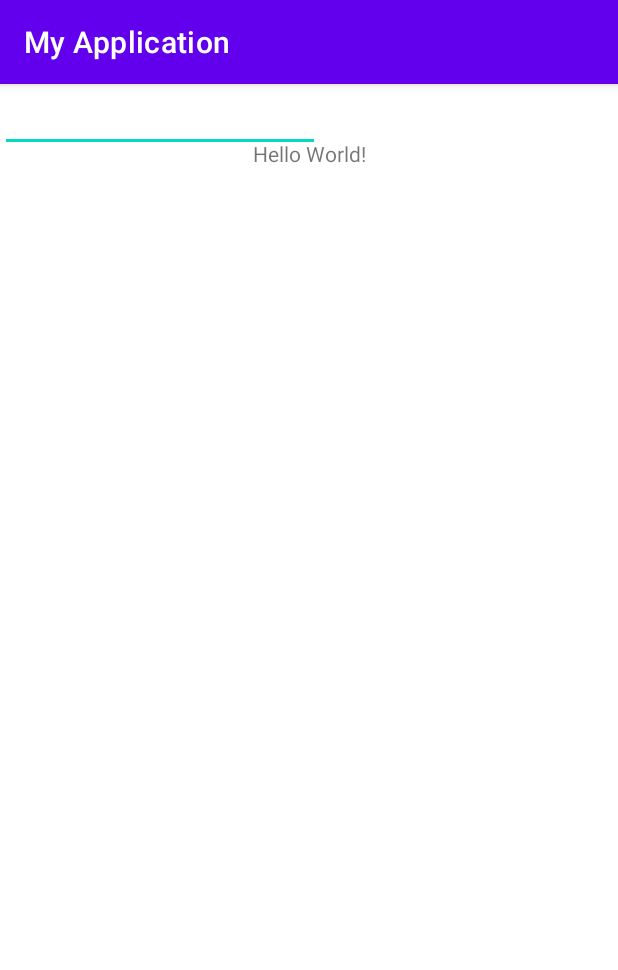
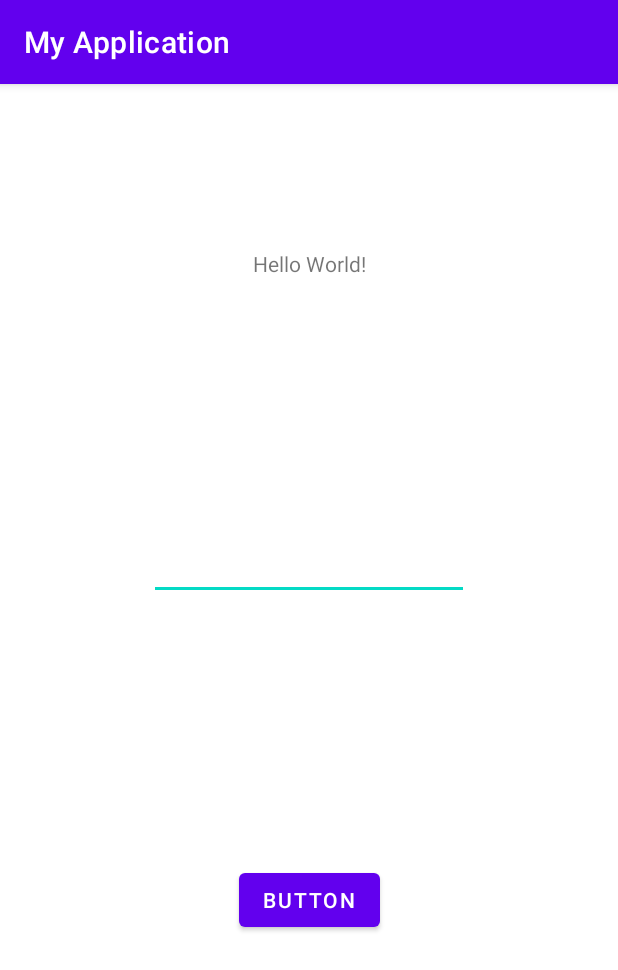
Before and after one commit to AyushGupta2114/First-Application, an Android app: the screen it shows after launch (MainActivity), on a phone screen of 412 x 824 dp. Shown: the top 970 px of the screen. Run offline under Robolectric (Android 15) with nearby library versions, the phone set to English and light mode, and no system bars.

Commit message:
sample app created ✔☑✔

```diff
--- a/app/src/main/java/com/example/myapplication/MainActivity.java
+++ b/app/src/main/java/com/example/myapplication/MainActivity.java
@@ -6,6 +6,7 @@ import android.os.Bundle;
 
 public class MainActivity extends AppCompatActivity {
 
+
     @Override
     protected void onCreate(Bundle savedInstanceState) {
         super.onCreate(savedInstanceState);
--- a/app/src/main/res/layout/activity_main.xml
+++ b/app/src/main/res/layout/activity_main.xml
@@ -10,19 +10,32 @@
         android:layout_width="wrap_content"
         android:layout_height="wrap_content"
         android:text="Hello World!"
+        app:layout_constraintBottom_toTopOf="@+id/editTextTextPassword2"
+        app:layout_constraintEnd_toEndOf="parent"
+        app:layout_constraintHorizontal_bias="0.501"
+        app:layout_constraintStart_toStartOf="parent"
+        app:layout_constraintTop_toTopOf="parent"
+        app:layout_constraintVertical_bias="0.394" />
+
+    <Button
+        android:id="@+id/button2"
+        android:layout_width="wrap_content"
+        android:layout_height="wrap_content"
+        android:layout_marginBottom="200dp"
+        android:text="Button"
         app:layout_constraintBottom_toBottomOf="parent"
         app:layout_constraintEnd_toEndOf="parent"
-        app:layout_constraintStart_toStartOf="parent"
-        app:layout_constraintTop_toTopOf="parent"
-        app:layout_constraintVertical_bias="0.049" />
+        app:layout_constraintStart_toStartOf="parent" />
 
     <EditText
-        android:id="@+id/editTextNumberPassword"
+        android:id="@+id/editTextTextPassword2"
         android:layout_width="wrap_content"
         android:layout_height="wrap_content"
+        android:layout_marginBottom="176dp"
         android:ems="10"
-        android:inputType="numberPassword"
-        tools:layout_editor_absoluteX="178dp"
-        tools:layout_editor_absoluteY="268dp" />
+        android:inputType="textPassword"
+        app:layout_constraintBottom_toTopOf="@+id/button2"
+        app:layout_constraintEnd_toEndOf="parent"
+        app:layout_constraintStart_toStartOf="parent" />
 
 </androidx.constraintlayout.widget.ConstraintLayout>
```
